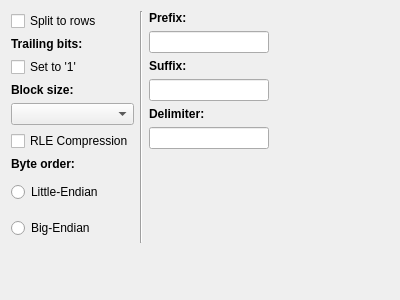
Qt form controls/setup/parts/image/setuptabimage.ui (riuson/lcd-image-converter) before a commit.
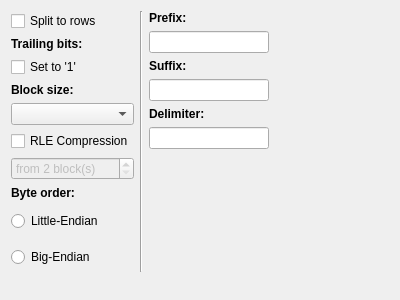
The same form after that commit.

Patch:
```diff
--- a/controls/setup/parts/image/setuptabimage.ui
+++ b/controls/setup/parts/image/setuptabimage.ui
@@ -75,6 +75,22 @@
          </property>
         </widget>
        </item>
+       <item>
+        <widget class="QSpinBox" name="spinBoxRleMinLength">
+         <property name="enabled">
+          <bool>false</bool>
+         </property>
+         <property name="suffix">
+          <string> block(s)</string>
+         </property>
+         <property name="prefix">
+          <string>from </string>
+         </property>
+         <property name="minimum">
+          <number>2</number>
+         </property>
+        </widget>
+       </item>
        <item>
         <widget class="QLabel" name="label_3">
          <property name="font">
```
Left out of the diff: 19 changed lines with no effect on the pictures.
